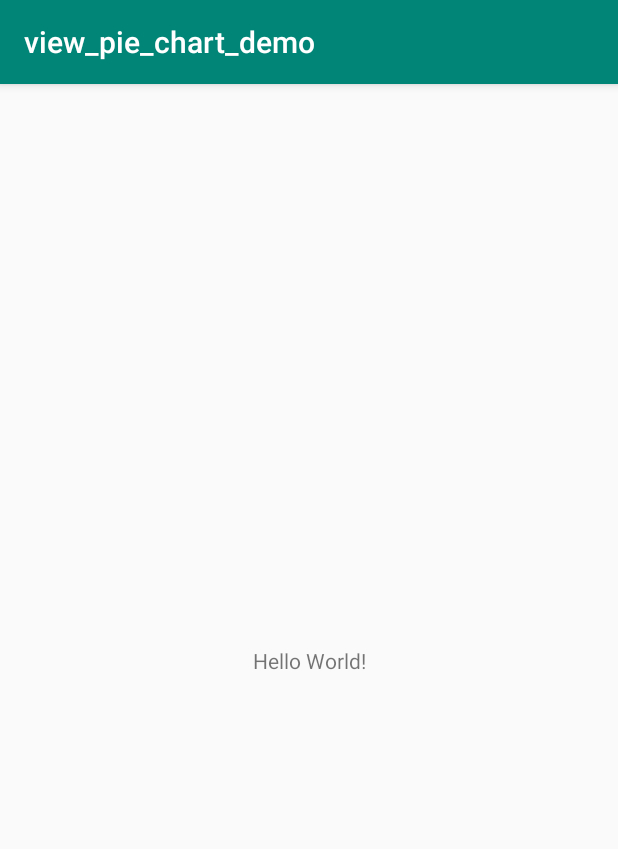
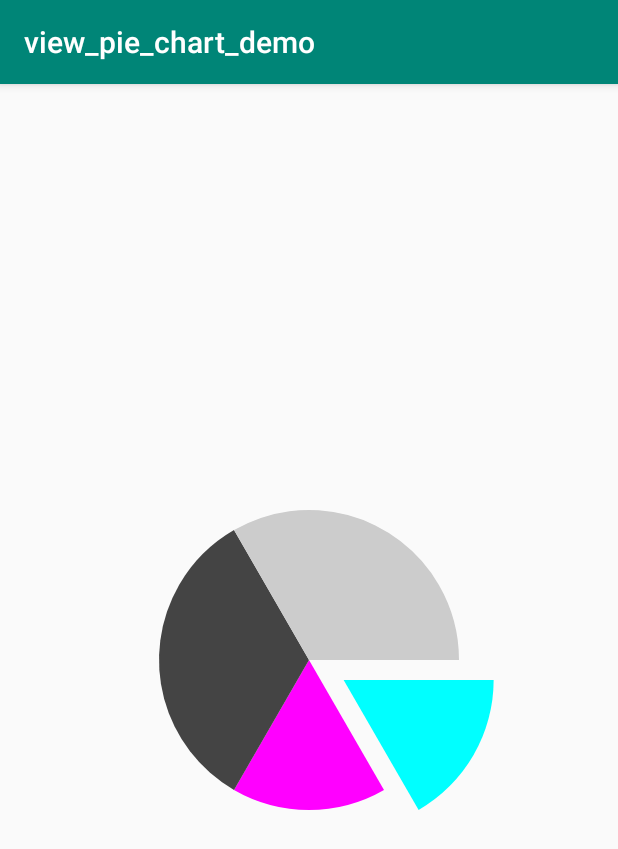
Before and after one commit to pengMaster/view_pie_chart_demo, an Android app: the screen it shows after launch (MainActivity), on a phone screen of 412 x 824 dp. Shown: the top 849 px of the screen. Run offline under Robolectric (Android 15) with nearby library versions, the phone set to English and light mode, and no system bars.

Commit message:
饼状图

```diff
--- /dev/null
+++ b/app/src/main/java/com/pengmaster/view_pie_chart_demo/PieChartView.java
@@ -0,0 +1,79 @@
+package com.pengmaster.view_pie_chart_demo;
+
+import android.content.Context;
+import android.content.res.Resources;
+import android.graphics.Canvas;
+import android.graphics.Color;
+import android.graphics.Paint;
+import android.graphics.RectF;
+import android.util.AttributeSet;
+import android.util.TypedValue;
+import android.view.View;
+
+import androidx.annotation.Nullable;
+
+/**
+ * <pre>
+ *     author : Wp
+ *     e-mail : 1101313414@qq.com
+ *     time   : 2020-05-01 16:21
+ *     desc   :
+ *     version: 1.0
+ * </pre>
+ */
+public class PieChartView extends View {
+
+    private Paint paint = new Paint(Paint.ANTI_ALIAS_FLAG);
+    private RectF rectF;
+    private static float RADIUS = px2dp(100);
+
+    public PieChartView(Context context, @Nullable AttributeSet attrs) {
+        super(context, attrs);
+
+    }
+
+
+    @Override
+    protected void onSizeChanged(int w, int h, int oldw, int oldh) {
+        super.onSizeChanged(w, h, oldw, oldh);
+
+        float width = getWidth() / 2f;
+        float height = getHeight() / 2f;
+        rectF = new RectF(width - RADIUS , height  -RADIUS ,
+                width  +RADIUS , height  + RADIUS);
+    }
+
+    @Override
+    protected void onFinishInflate() {
+        super.onFinishInflate();
+
+    }
+
+    @Override
+    protected void onDraw(Canvas canvas) {
+        super.onDraw(canvas);
+
+        canvas.save();
+        // 第一个扇形偏移出去
+        int transLength = 40;
+        float dx = (float) Math.cos(Math.toRadians(30)) * transLength;
+        float dy = (float) Math.sin(Math.toRadians(30)) * transLength;
+        canvas.translate(dx,dy);
+        paint.setColor(Color.CYAN);
+        canvas.drawArc(rectF,0,60,true,paint);
+        canvas.restore();
+
+        paint.setColor(Color.MAGENTA);
+        canvas.drawArc(rectF,60,60,true,paint);
+
+        paint.setColor(Color.DKGRAY);
+        canvas.drawArc(rectF,120,120,true,paint);
+
+        paint.setColor(Color.LTGRAY);
+        canvas.drawArc(rectF,240,120,true,paint);
+    }
+    private static float px2dp(float value) {
+        return TypedValue.applyDimension(TypedValue.COMPLEX_UNIT_DIP, value,
+                Resources.getSystem().getDisplayMetrics());
+    }
+}
--- a/app/src/main/res/layout/activity_main.xml
+++ b/app/src/main/res/layout/activity_main.xml
@@ -6,7 +6,7 @@
     android:layout_height="match_parent"
     tools:context=".MainActivity">
 
-    <TextView
+    <com.pengmaster.view_pie_chart_demo.PieChartView
         android:layout_width="wrap_content"
         android:layout_height="wrap_content"
         android:text="Hello World!"
```
Also changed, not shown: 1 other file.
